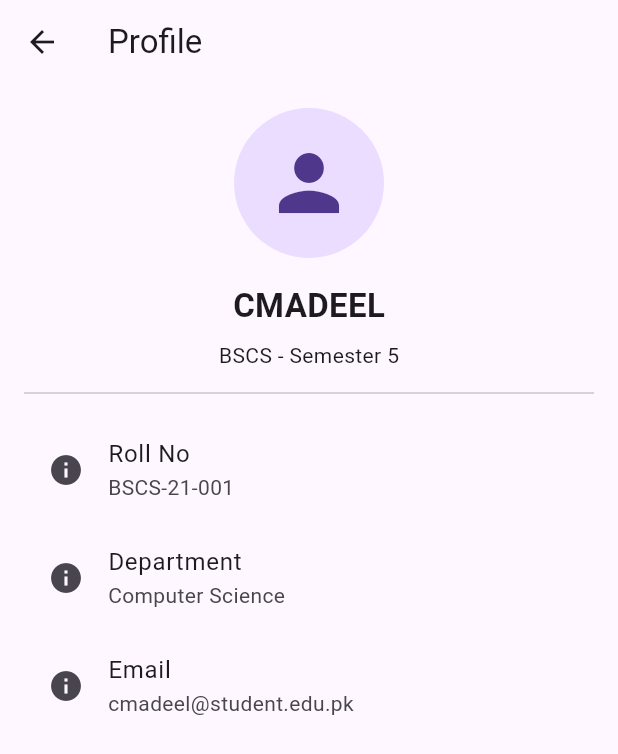
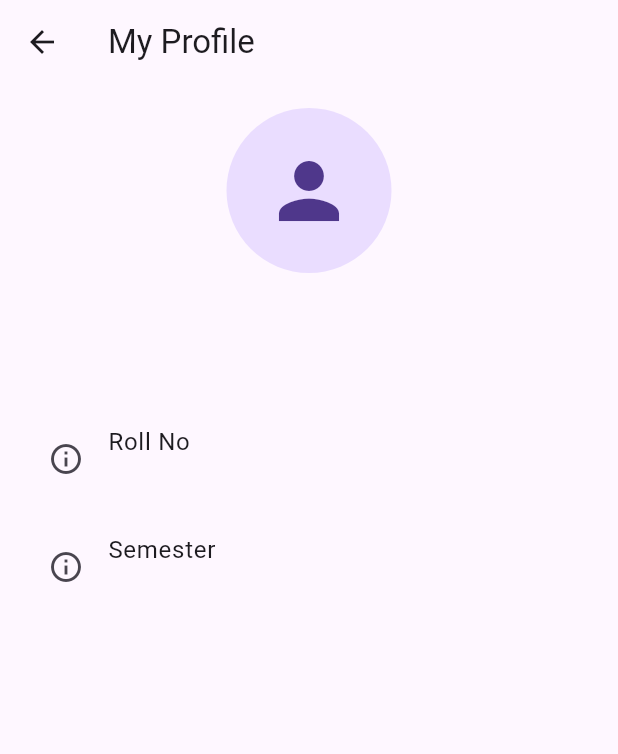
Before and after one commit to CM-Kali/Smart-Student-Portal-App, a Flutter app: the ProfilePage screen opened by its route, on a phone screen of 412 x 824 dp. Shown: the top 754 px of the screen. Run offline on Flutter 3.47's test engine with Material 3 defaults, Android fonts, the phone set to English and light mode, and no system bars; our stand-ins replace cloud_firestore, file_picker, firebase_auth, firebase_core, get, image_picker; accounts and stored records are empty.

Commit message:
profile module linked with firestore still profile picture storage issue bcz firebase storage is paid

```diff
--- a/lib/app/controllers/attendance_controller.dart
+++ b/lib/app/controllers/attendance_controller.dart
@@ -31,13 +31,13 @@ class AttendanceController extends GetxController {
         var data = doc.data() as Map<String, dynamic>;
         if (!data.containsKey('attendance') || (data['attendance'] as List).isEmpty) {
           List<Map<String, dynamic>> initialAttendance = [
-            {"subject": "Web Dev", "present": 13, "total": 15},
+            {"subject": "Web Dev", "present": 6, "total": 15},
             {"subject": "AI Lab", "present": 10, "total": 12},
             {"subject": "AI Theory", "present": 11, "total": 12},
             {"subject": "Computer Networks", "present": 9, "total": 10},
             {"subject": "Computer Networks Lab", "present": 8, "total": 10},
-            {"subject": "Technical Writing", "present": 14, "total": 15},
-            {"subject": "Community Service", "present": 1, "total": 1},
+            {"subject": "Technical Writing", "present": 12, "total": 17},
+            {"subject": "Community Service", "present": 11, "total": 17},
           ];
 
           await firestore.collection('students').doc(uid).update({
--- a/lib/app/pages/profile/profile_page.dart
+++ b/lib/app/pages/profile/profile_page.dart
@@ -1,41 +1,72 @@
+import 'dart:convert';
 import 'package:flutter/material.dart';
+import 'package:get/get.dart';
+import '../../controllers/profile_controller.dart';
 
 class ProfilePage extends StatelessWidget {
-  const ProfilePage({super.key});
+  ProfilePage({super.key});
+
+  final ProfileController controller = Get.put(ProfileController());
 
   @override
   Widget build(BuildContext context) {
     return Scaffold(
-      appBar: AppBar(title: const Text("Profile")),
-      body: Padding(
+      appBar: AppBar(title: const Text("My Profile")),
+      body: Obx(() {
+        if (controller.student.isEmpty) {
+          return const Center(child: CircularProgressIndicator());
+        }
+
+        return Padding(
           padding: const EdgeInsets.all(16),
           child: Column(
             children: [
-            const CircleAvatar(
-              radius: 50,
-              child: Icon(Icons.person, size: 60),
+              GestureDetector(
+                onTap: controller.pickAndUploadImage,
+                child: Stack(
+                  children: [
+                    CircleAvatar(
+                      radius: 55,
+                      backgroundImage: controller.student['profile_pic'] != null &&
+                          controller.student['profile_pic'] != ''
+                          ? MemoryImage(
+                          base64Decode(controller.student['profile_pic']))
+                          : null,
+                      child: controller.student['profile_pic'] == null ||
+                          controller.student['profile_pic'] == ''
+                          ? const Icon(Icons.person, size: 60)
+                          : null,
                     ),
-            const SizedBox(height: 16),
-            const Text(
-              "CMADEEL",
-              style: TextStyle(fontSize: 22, fontWeight: FontWeight.bold),
+                    if (controller.loading.value)
+                      const Positioned.fill(
+                        child: CircularProgressIndicator(),
                       ),
-            const SizedBox(height: 8),
-            const Text("BSCS - Semester 5"),
-            const Divider(height: 30),
-
-            _infoTile("Roll No", "BSCS-21-001"),
-            _infoTile("Department", "Computer Science"),
-            _infoTile("Email", "cmadeel@student.edu.pk"),
                   ],
                 ),
               ),
+
+              const SizedBox(height: 16),
+
+              Text(
+                controller.student['name'] ?? '',
+                style:
+                const TextStyle(fontSize: 22, fontWeight: FontWeight.bold),
+              ),
+              Text(controller.student['email'] ?? ''),
+              const SizedBox(height: 20),
+
+              _infoTile("Roll No", controller.student['roll_no']),
+              _infoTile("Semester", controller.student['semester']),
+            ],
+          ),
+        );
+      }),
     );
   }
 
   Widget _infoTile(String title, String value) {
     return ListTile(
-      leading: const Icon(Icons.info),
+      leading: const Icon(Icons.info_outline),
       title: Text(title),
       subtitle: Text(value),
     );
--- a/pubspec.yaml
+++ b/pubspec.yaml
@@ -44,6 +44,7 @@ dependencies:
   google_fonts: ^6.3.3
   shared_preferences: ^2.5.4
   file_picker: ^8.0.0
+  image_picker: ^1.2.1
 
 dev_dependencies:
   flutter_test:
```
Also changed, not shown: lib/app/controllers/profile_controller.dart (added, +57 -0 lines), pubspec.lock. Lines whose indentation alone changed are shown as unchanged.
